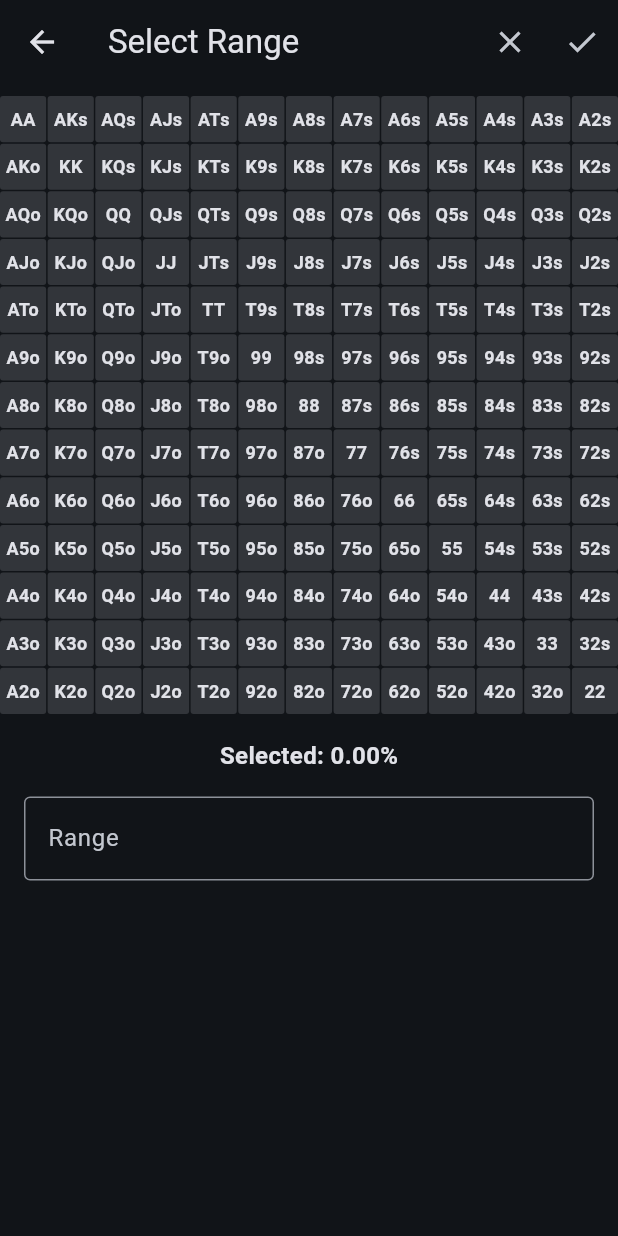
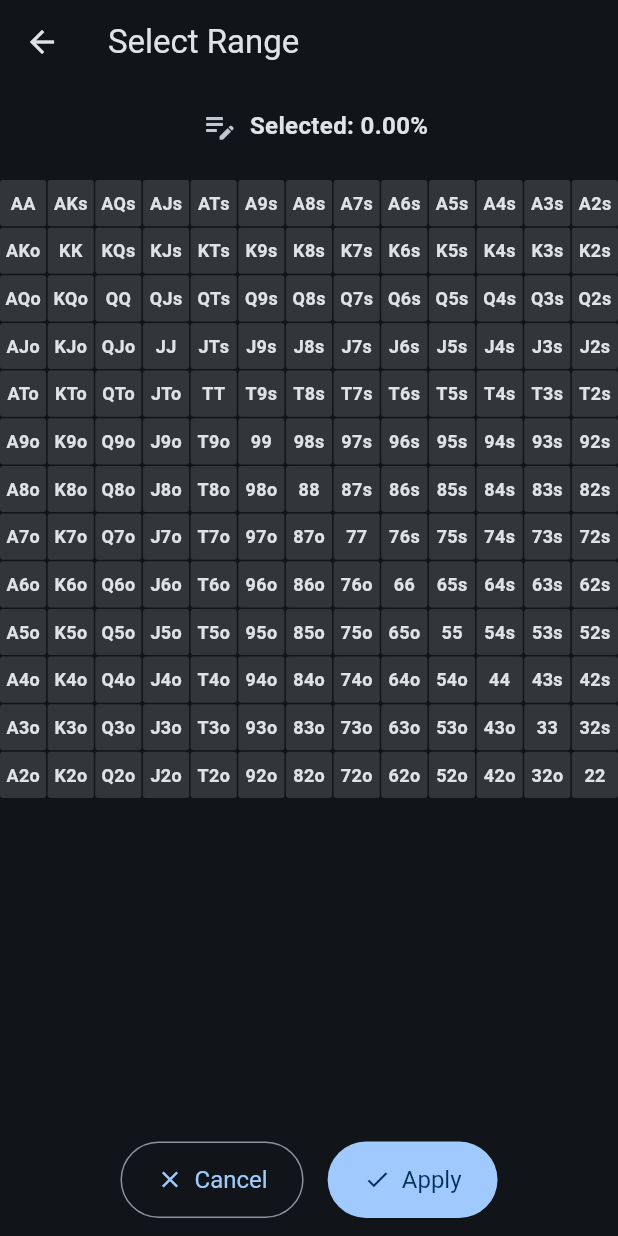
Before and after one commit to go-maxus-go/op, a Flutter app: the RangeSelectorScreen screen opened directly with empty values, on a phone screen of 412 x 824 dp. Run offline on Flutter 3.47's test engine with Material 3 defaults, Android fonts, the phone set to English and light mode, and no system bars; our stand-ins replace shared_preferences, yaml; accounts and stored records are empty.

Commit message:
Rework the range screen

```diff
--- a/lib/range_selector_screen.dart
+++ b/lib/range_selector_screen.dart
@@ -2,6 +2,7 @@ import 'package:flutter/material.dart' hide Card;
 import 'utils/range_parser.dart';
 import 'theme.dart';
 import 'card.dart';
+import 'range_editor_screen.dart';
 
 class RangeSelectorScreen extends StatefulWidget {
   final Set<String> initialRange;
@@ -17,54 +18,33 @@ class _RangeSelectorScreenState extends State<RangeSelectorScreen> {
   bool _isSelecting = true;
   final Set<String> _draggedHands = {};
   String? _activeHand;
-  late final TextEditingController _rangeController;
-  String? _rangeError;
-  bool _ignoreRangeTextChange = false;
 
   @override
   void initState() {
     super.initState();
     _selectedCombos = Set<String>.from(widget.initialRange);
-    _rangeController = TextEditingController(
-      text: RangeParser.rangeFromCombos(_selectedCombos),
-    );
   }
 
-  @override
-  void dispose() {
-    _rangeController.dispose();
-    super.dispose();
+  String _selectedPercentText() {
+    final percentage = (_selectedCombos.length / 1326) * 100;
+    return '${percentage.toStringAsFixed(2)}%';
   }
 
-  void _setRangeTextFromCombos() {
-    final formatted = RangeParser.rangeFromCombos(_selectedCombos);
-    if (_rangeController.text == formatted) {
-      return;
-    }
-    _ignoreRangeTextChange = true;
-    _rangeController.value = TextEditingValue(
-      text: formatted,
-      selection: TextSelection.collapsed(offset: formatted.length),
+  void _openRangeEditor() {
+    Navigator.push(
+      context,
+      MaterialPageRoute(
+        builder: (context) => RangeEditorScreen(
+          initialName: _selectedPercentText(),
+          initialHands: RangeParser.rangeFromCombos(_selectedCombos),
+          onHandsChanged: (combos) {
+            setState(() {
+              _selectedCombos = combos;
+            });
+          },
+        ),
+      ),
     );
-    _ignoreRangeTextChange = false;
-    _rangeError = null;
-  }
-
-  void _onRangeTextChanged(String value) {
-    if (_ignoreRangeTextChange) {
-      return;
-    }
-    try {
-      final parsed = RangeParser.expandRangeToComboSet(value);
-      setState(() {
-        _selectedCombos = parsed;
-        _rangeError = null;
-      });
-    } catch (_) {
-      setState(() {
-        _rangeError = 'Invalid range';
-      });
-    }
   }
 
   String _getHandAt(int row, int col) {
@@ -131,7 +111,6 @@ class _RangeSelectorScreenState extends State<RangeSelectorScreen> {
           } else {
             _selectedCombos.removeAll(combos);
           }
-          _setRangeTextFromCombos();
         });
       }
     }
@@ -151,47 +130,49 @@ class _RangeSelectorScreenState extends State<RangeSelectorScreen> {
     }
   }
 
-  void _clearRange() {
-    setState(() {
-      _selectedCombos.clear();
-      _activeHand = null;
-      _setRangeTextFromCombos();
-    });
-  }
-
   @override
   Widget build(BuildContext context) {
     final chartColors = Theme.of(context).extension<ChartColors>()!;
 
     return Scaffold(
-      appBar: AppBar(
-        title: const Text('Select Range'),
-        actions: [
+      appBar: AppBar(title: const Text('Select Range')),
+      body: SafeArea(
+        child: Column(
+          children: [
+            Expanded(
+              child: SingleChildScrollView(
+                child: Column(
+                  children: [
+                    Padding(
+                      padding: const EdgeInsets.symmetric(vertical: 8.0),
+                      child: Row(
+                        mainAxisAlignment: MainAxisAlignment.center,
+                        children: [
                           IconButton(
-            icon: const Icon(Icons.clear),
-            onPressed: _clearRange,
-            tooltip: 'Clear Range',
+                            icon: const Icon(Icons.edit_note),
+                            tooltip: 'Range',
+                            visualDensity: VisualDensity.compact,
+                            onPressed: _openRangeEditor,
                           ),
-          IconButton(
-            icon: const Icon(Icons.check),
-            onPressed: () {
-              Navigator.pop(context, _selectedCombos);
-            },
-            tooltip: 'Done',
+                          Text(
+                            'Selected: ${_selectedPercentText()}',
+                            style: const TextStyle(
+                              fontSize: 16,
+                              fontWeight: FontWeight.bold,
+                            ),
                           ),
                         ],
                       ),
-      body: SafeArea(
-        child: SingleChildScrollView(
-          child: Column(
-            children: [
+                    ),
                     Padding(
                       padding: const EdgeInsets.symmetric(vertical: 8.0),
                       child: LayoutBuilder(
                         builder: (context, constraints) {
                           final screenWidth = constraints.maxWidth;
                           // Cap at 800 for desktop, otherwise take full width
-                    final gridSize = screenWidth > 800 ? 800.0 : screenWidth;
+                          final gridSize = screenWidth > 800
+                              ? 800.0
+                              : screenWidth;
 
                           return Center(
                             child: Listener(
@@ -219,7 +200,9 @@ class _RangeSelectorScreenState extends State<RangeSelectorScreen> {
                                     String hand = _getHandAt(row, col);
                                     final combos = _getCombosForHand(hand);
                                     final selectedCount = combos
-                                  .where((c) => _selectedCombos.contains(c))
+                                        .where(
+                                          (c) => _selectedCombos.contains(c),
+                                        )
                                         .length;
                                     final isFullySelected =
                                         selectedCount == combos.length;
@@ -251,7 +234,9 @@ class _RangeSelectorScreenState extends State<RangeSelectorScreen> {
                                       );
                                     } else if (isPartiallySelected) {
                                       decoration = BoxDecoration(
-                                  color: selectedColor.withValues(alpha: 0.5),
+                                        color: selectedColor.withValues(
+                                          alpha: 0.5,
+                                        ),
                                         borderRadius: BorderRadius.circular(2),
                                         border: _activeHand == hand
                                             ? Border.all(
@@ -283,7 +268,9 @@ class _RangeSelectorScreenState extends State<RangeSelectorScreen> {
                                           child: Text(
                                             hand,
                                             style: TextStyle(
-                                        color: isSelected ? Colors.white : null,
+                                              color: isSelected
+                                                  ? Colors.white
+                                                  : null,
                                               fontWeight: FontWeight.bold,
                                               fontSize: 12,
                                             ),
@@ -299,42 +286,6 @@ class _RangeSelectorScreenState extends State<RangeSelectorScreen> {
                         },
                       ),
                     ),
-              Padding(
-                padding: const EdgeInsets.symmetric(vertical: 8.0),
-                child: Builder(
-                  builder: (context) {
-                    double percentage = (_selectedCombos.length / 1326) * 100;
-                    return Text(
-                      'Selected: ${percentage.toStringAsFixed(2)}%',
-                      style: const TextStyle(
-                        fontSize: 16,
-                        fontWeight: FontWeight.bold,
-                      ),
-                    );
-                  },
-                ),
-              ),
-              Padding(
-                padding: const EdgeInsets.symmetric(
-                  horizontal: 16.0,
-                  vertical: 8.0,
-                ),
-                child: TextField(
-                  controller: _rangeController,
-                  onChanged: _onRangeTextChanged,
-                  onEditingComplete: () {
-                    setState(_setRangeTextFromCombos);
-                  },
-                  minLines: 1,
-                  maxLines: 4,
-                  decoration: InputDecoration(
-                    hintText: 'AKs, QQ+, 87s',
-                    labelText: 'Range',
-                    errorText: _rangeError,
-                    border: const OutlineInputBorder(),
-                  ),
-                ),
-              ),
                     if (_activeHand != null)
                       Padding(
                         padding: const EdgeInsets.symmetric(
@@ -346,12 +297,15 @@ class _RangeSelectorScreenState extends State<RangeSelectorScreen> {
                           children: [
                             Text(
                               'Combinations for $_activeHand',
-                        style: const TextStyle(fontWeight: FontWeight.bold),
+                              style: const TextStyle(
+                                fontWeight: FontWeight.bold,
+                              ),
                             ),
                             const SizedBox(height: 8),
                             Builder(
                               builder: (context) {
-                          final comboRows = RangeParser.comboLayoutForHand(
+                                final comboRows =
+                                    RangeParser.comboLayoutForHand(
                                       _activeHand!,
                                     );
                                 return FittedBox(
@@ -360,9 +314,12 @@ class _RangeSelectorScreenState extends State<RangeSelectorScreen> {
                                     mainAxisSize: MainAxisSize.min,
                                     children: comboRows.map((row) {
                                       return Padding(
-                                  padding: const EdgeInsets.only(bottom: 8.0),
+                                        padding: const EdgeInsets.only(
+                                          bottom: 8.0,
+                                        ),
                                         child: Row(
-                                    mainAxisAlignment: MainAxisAlignment.center,
+                                          mainAxisAlignment:
+                                              MainAxisAlignment.center,
                                           children: row.map((combo) {
                                             final isSelected = _selectedCombos
                                                 .contains(combo);
@@ -373,18 +330,22 @@ class _RangeSelectorScreenState extends State<RangeSelectorScreen> {
                                               onTap: () {
                                                 setState(() {
                                                   if (isSelected) {
-                                              _selectedCombos.remove(combo);
+                                                    _selectedCombos.remove(
+                                                      combo,
+                                                    );
                                                   } else {
                                                     _selectedCombos.add(combo);
                                                   }
-                                            _setRangeTextFromCombos();
                                                 });
                                               },
                                               child: Container(
-                                          margin: const EdgeInsets.symmetric(
+                                                margin:
+                                                    const EdgeInsets.symmetric(
                                                       horizontal: 4.0,
                                                     ),
-                                          padding: const EdgeInsets.all(4),
+                                                padding: const EdgeInsets.all(
+                                                  4,
+                                                ),
                                                 decoration: BoxDecoration(
                                                   color: isSelected
                                                       ? Colors.blue.withValues(
@@ -397,12 +358,12 @@ class _RangeSelectorScreenState extends State<RangeSelectorScreen> {
                                                         : Colors.grey,
                                                     width: isSelected ? 2 : 1,
                                                   ),
-                                            borderRadius: BorderRadius.circular(
-                                              6,
-                                            ),
+                                                  borderRadius:
+                                                      BorderRadius.circular(6),
                                                 ),
                                                 child: Row(
-                                            mainAxisSize: MainAxisSize.min,
+                                                  mainAxisSize:
+                                                      MainAxisSize.min,
                                                   children: [
                                                     Image.asset(
                                                       c1.assetPath,
@@ -430,9 +391,47 @@ class _RangeSelectorScreenState extends State<RangeSelectorScreen> {
                           ],
                         ),
                       ),
-              const SizedBox(height: 32),
+                    const SizedBox(height: 16),
                   ],
                 ),
+              ),
+            ),
+            Padding(
+              padding: const EdgeInsets.fromLTRB(16, 8, 16, 12),
+              child: Row(
+                mainAxisAlignment: MainAxisAlignment.center,
+                children: [
+                  OutlinedButton.icon(
+                    style: OutlinedButton.styleFrom(
+                      padding: const EdgeInsets.symmetric(
+                        horizontal: 24,
+                        vertical: 16,
+                      ),
+                      textStyle: const TextStyle(fontSize: 16),
+                    ),
+                    onPressed: () => Navigator.pop(context),
+                    icon: const Icon(Icons.clear),
+                    label: const Text('Cancel'),
+                  ),
+                  const SizedBox(width: 16),
+                  FilledButton.icon(
+                    style: FilledButton.styleFrom(
+                      padding: const EdgeInsets.symmetric(
+                        horizontal: 24,
+                        vertical: 16,
+                      ),
+                      textStyle: const TextStyle(fontSize: 16),
+                    ),
+                    onPressed: () {
+                      Navigator.pop(context, _selectedCombos);
+                    },
+                    icon: const Icon(Icons.check),
+                    label: const Text('Apply'),
+                  ),
+                ],
+              ),
+            ),
+          ],
         ),
       ),
     );
```
Also changed, not shown: lib/range_editor_screen.dart (added, +113 -0 lines), 1 other file. Lines whose indentation alone changed are shown as unchanged.
